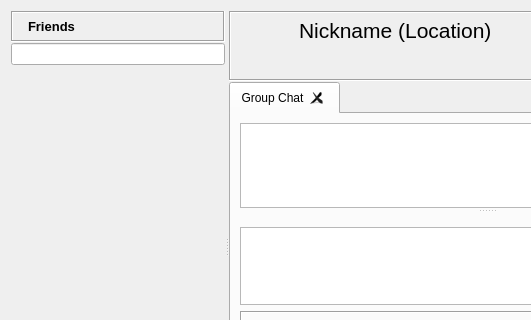
First picture: the form in retroshare-gui/src/gui/FriendsDialog.ui, repository RetroShare/RetroShare, before the edit; both pictures show x 0 to 531 and y 0 to 320 of the 755 by 491 pixel window.
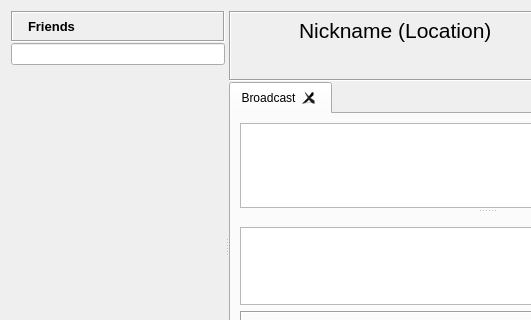
Second picture: the form after the edit. Icons and pictures are not drawn. Custom widgets are drawn as their Qt base class.

Commit message: moved networkview and network dialog into tabs of Friends. Renamed "group chat" into "broadcast", removed chat lobbies => will be set elsewhere.

Patch:
```diff
--- a/retroshare-gui/src/gui/FriendsDialog.ui
+++ b/retroshare-gui/src/gui/FriendsDialog.ui
@@ -291,7 +291,7 @@
          </property>
          <widget class="QWidget" name="groupChatTab">
           <attribute name="title">
-           <string>Group Chat</string>
+           <string>Broadcast</string>
           </attribute>
           <layout class="QGridLayout" name="gridLayout_3">
            <item row="1" column="0">
```
The commit also changes 10 other files.
